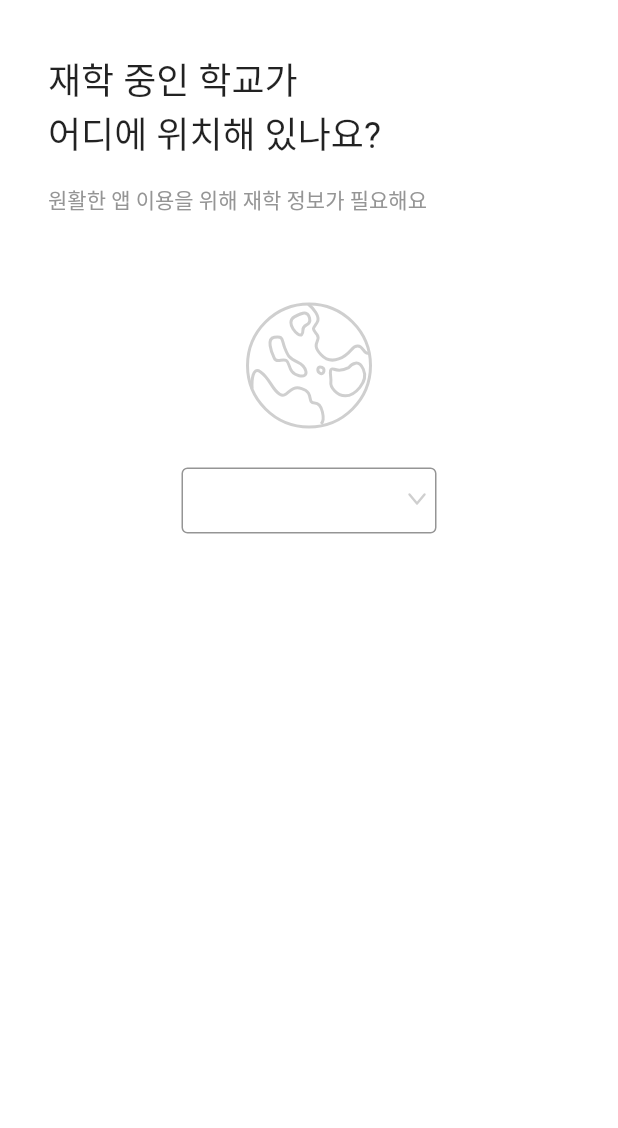
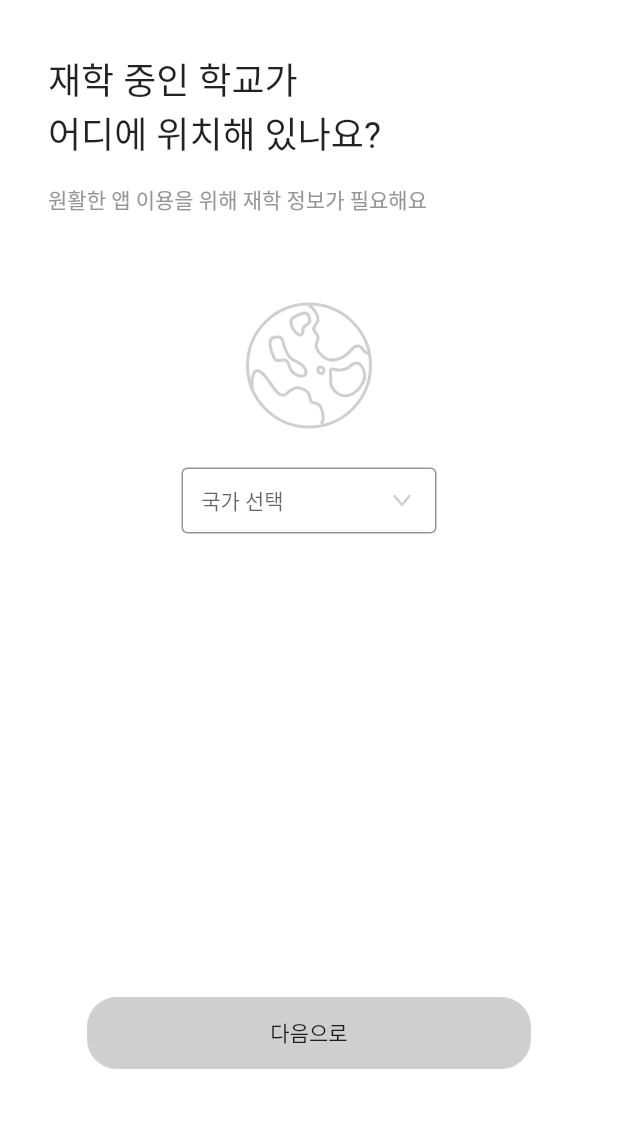
Before and after one commit to Team-Mingle/mingle-frontend, a Flutter app: the AppStartScreen screen opened directly, after a tap on "회원가입", on a phone screen of 412 x 824 dp, the part 56-1184 px from its top. Run offline on Flutter 3.47's test engine with Material 2 defaults, Android fonts, the phone set to English and light mode, and no system bars; drawn by our look-alikes of dropdown_button2; our stand-ins replace flutter_riverpod, flutter_svg; Roboto replaces fonts that are missing (Pretendard).

Commit message:
Completed school select screen, added providers to communicate between widgets, created common components for signup screen

```diff
--- /dev/null
+++ b/mingle/lib/common/component/dropdown_list.dart
@@ -0,0 +1,85 @@
+import 'package:dropdown_button2/dropdown_button2.dart';
+import 'package:flutter/material.dart';
+import 'package:flutter_riverpod/flutter_riverpod.dart';
+import 'package:flutter_svg/svg.dart';
+import 'package:mingle/common/const/colors.dart';
+
+class DropdownList extends ConsumerStatefulWidget {
+  final List<String> itemList;
+  final String hintText;
+  final StateProvider<String>? isSelectedProvider;
+  const DropdownList(
+      {super.key,
+      required this.itemList,
+      required this.hintText,
+      this.isSelectedProvider});
+
+  @override
+  ConsumerState<DropdownList> createState() => _DropdownListState();
+}
+
+class _DropdownListState extends ConsumerState<DropdownList> {
+  String? selectedValue;
+
+  @override
+  Widget build(BuildContext context) {
+    return DropdownButtonHideUnderline(
+      child: DropdownButton2(
+        items: widget.itemList
+            .map((String country) => DropdownMenuItem<String>(
+                  value: country,
+                  child: Text(
+                    country,
+                    style:
+                        TextStyle(fontSize: 14.0, fontWeight: FontWeight.w400),
+                  ),
+                ))
+            .toList(),
+        value: selectedValue,
+        onChanged: (String? value) {
+          if (value != null) {
+            if (widget.isSelectedProvider != null) {
+              ref
+                  .read(widget.isSelectedProvider!.notifier)
+                  .update((state) => value);
+            }
+          }
+          setState(() {
+            selectedValue = value;
+          });
+        },
+        hint: Text(
+          widget.hintText,
+          style: TextStyle(fontSize: 14.0),
+        ),
+        buttonStyleData: ButtonStyleData(
+          height: 44,
+          width: 170,
+          padding: const EdgeInsets.only(left: 12.09),
+          decoration: BoxDecoration(
+              borderRadius: BorderRadius.circular(4),
+              border: Border.all(
+                color: GRAYSCALE_GRAY_03,
+              ),
+              color: Colors.white),
+          // elevation: 2,
+        ),
+        iconStyleData: IconStyleData(
+          icon: Padding(
+            padding: const EdgeInsets.only(right: 10.0),
+            child: SvgPicture.asset(
+                "assets/img/signup_screen/dropdown_button_icon.svg"),
+          ),
+          openMenuIcon: null,
+          iconSize: 14,
+          iconEnabledColor: Colors.yellow,
+          iconDisabledColor: Colors.grey,
+        ),
+        menuItemStyleData: const MenuItemStyleData(
+          height: 32,
+          padding: EdgeInsets.only(left: 12.09, top: 7, bottom: 8),
+        ),
+      ),
+    );
+  }
+}
--- /dev/null
+++ b/mingle/lib/common/component/next_button.dart
@@ -0,0 +1,61 @@
+import 'package:flutter/material.dart';
+import 'package:flutter_riverpod/flutter_riverpod.dart';
+import 'package:mingle/common/const/colors.dart';
+
+class NextButton extends ConsumerWidget {
+  final Widget nextScreen;
+  final String buttonName;
+  final Widget? buttonIcon;
+  final StateProvider<String>? isSelectedProvider;
+  const NextButton({
+    super.key,
+    required this.nextScreen,
+    required this.buttonName,
+    this.isSelectedProvider,
+    this.buttonIcon,
+  });
+
+  @override
+  Widget build(BuildContext context, WidgetRef ref) {
+    String isSelected = isSelectedProvider == null
+        ? "selected"
+        : ref.watch(isSelectedProvider!);
+
+    return InkWell(
+      onTap: () => isSelected != ""
+          ? Navigator.of(context)
+              .push((MaterialPageRoute(builder: (_) => nextScreen)))
+          : {},
+      child: Container(
+        width: 296,
+        height: 48,
+        decoration: BoxDecoration(
+            border: Border.all(
+                color: isSelected != ""
+                    ? PRIMARY_COLOR_ORANGE_02
+                    : GRAYSCALE_GRAY_02),
+            borderRadius: BorderRadius.circular(20.0),
+            color:
+                isSelected != "" ? PRIMARY_COLOR_ORANGE_02 : GRAYSCALE_GRAY_02),
+        child: Center(
+          child: Row(
+            mainAxisAlignment: MainAxisAlignment.center,
+            children: [
+              Padding(
+                padding: buttonIcon != null
+                    ? const EdgeInsets.only(right: 6.0)
+                    : const EdgeInsets.all(0.0),
+                child: buttonIcon != null ? buttonIcon! : Container(),
+              ),
+              Text(
+                buttonName,
+                style: const TextStyle(
+                    fontSize: 14.0, fontWeight: FontWeight.w400),
+              ),
+            ],
+          ),
+        ),
+      ),
+    );
+  }
+}
--- /dev/null
+++ b/mingle/lib/common/const/data.dart
@@ -0,0 +1,11 @@
+final List<String> COUNTRY_LIST = [
+  '홍콩',
+  '싱가포르',
+  '영국',
+];
+
+final List<String> HONG_KONG_SCHOOL_LIST = ['홍콩대학교', '과학기술대학교', '중문대학교'];
+
+final List<String> SINGAPORE_SCHOOL_LIST = ['NUS', 'NTU', 'SMU'];
+
+final List<String> ENGLAND_SCHOOL_LIST = ['영국명문대1', '영국명문대2', '영국명문대3'];
--- a/mingle/lib/user/view/app_start_screen.dart
+++ b/mingle/lib/user/view/app_start_screen.dart
@@ -1,8 +1,8 @@
 import 'package:flutter/material.dart';
 // import 'package:flutter_svg/flutter_svg.dart';
-import 'package:flutter_svg_provider/flutter_svg_provider.dart';
+import 'package:mingle/common/component/next_button.dart';
 import 'package:mingle/common/const/colors.dart';
-import 'package:mingle/user/view/signup_screen/first_signup_screen.dart';
+import 'package:mingle/user/view/signup_screen/select_country_screen.dart';
 
 class AppStartScreen extends StatelessWidget {
   const AppStartScreen({super.key});
@@ -61,28 +61,11 @@ class AppStartScreen extends StatelessWidget {
                     ]),
               ),
             ),
-            InkWell(
-              onTap: () => Navigator.of(context).push(
-                  (MaterialPageRoute(builder: (_) => FirstSignupScreen()))),
-              child: Container(
-                width: 296,
-                height: 48,
-                decoration: BoxDecoration(
-                    border: Border.all(color: PRIMARY_COLOR_ORANGE_02),
-                    borderRadius: BorderRadius.circular(20.0),
-                    color: PRIMARY_COLOR_ORANGE_02),
-                child: const Center(
-                  child: Text(
-                    "회원가입",
-                    style: TextStyle(
-                        color: Colors.black,
-                        fontSize: 14.0,
-                        fontWeight: FontWeight.w400),
-                  ),
-                ),
-              ),
+            const NextButton(
+              nextScreen: SelectCountryScreen(),
+              buttonName: "회원가입",
             ),
-            SizedBox(
+            const SizedBox(
               height: 16.0,
             ),
             SizedBox(
@@ -90,13 +73,13 @@ class AppStartScreen extends StatelessWidget {
               width: 167.0,
               child:
                   Row(crossAxisAlignment: CrossAxisAlignment.center, children: [
-                Text("이미 계정이 있나요?"),
-                SizedBox(
+                const Text("이미 계정이 있나요?"),
+                const SizedBox(
                   width: 13.0,
                 ),
                 InkWell(
                   onTap: () {},
-                  child: Text(
+                  child: const Text(
                     "로그인",
                     style: TextStyle(
                         decoration: TextDecoration.underline,
--- /dev/null
+++ b/mingle/lib/user/view/signup_screen/provider/country_selected_provider.dart
@@ -0,0 +1,3 @@
+import 'package:flutter_riverpod/flutter_riverpod.dart';
+
+final selectedCountryProvider = StateProvider<String>((ref) => "");
--- /dev/null
+++ b/mingle/lib/user/view/signup_screen/provider/school_selected_provider.dart
@@ -0,0 +1,3 @@
+import 'package:flutter_riverpod/flutter_riverpod.dart';
+
+final selectedSchoolProvider = StateProvider<String>((ref) => "");
--- a/mingle/lib/user/view/signup_screen/first_signup_screen.dart
+++ b/mingle/lib/user/view/signup_screen/select_country_screen.dart
@@ -1,23 +1,21 @@
 import 'package:dropdown_button2/dropdown_button2.dart';
 import 'package:flutter/material.dart';
 import 'package:flutter_svg/svg.dart';
+import 'package:mingle/common/component/dropdown_list.dart';
+import 'package:mingle/common/component/next_button.dart';
 import 'package:mingle/common/const/colors.dart';
+import 'package:mingle/common/const/data.dart';
+import 'package:mingle/user/view/signup_screen/provider/country_selected_provider.dart';
+import 'package:mingle/user/view/signup_screen/select_school_screen.dart';
 
-class FirstSignupScreen extends StatefulWidget {
-  const FirstSignupScreen({super.key});
+class SelectCountryScreen extends StatefulWidget {
+  const SelectCountryScreen({super.key});
 
   @override
-  State<FirstSignupScreen> createState() => _FirstSignupScreenState();
+  State<SelectCountryScreen> createState() => _SelectCountryScreenState();
 }
 
-class _FirstSignupScreenState extends State<FirstSignupScreen> {
-  final List<String> countryList = [
-    '홍콩',
-    '싱가포프',
-    '영국',
-  ];
-  String? selectedCountry;
-
+class _SelectCountryScreenState extends State<SelectCountryScreen> {
   @override
   Widget build(BuildContext context) {
     return Scaffold(
@@ -47,7 +45,7 @@ class _FirstSignupScreenState extends State<FirstSignupScreen> {
             padding: const EdgeInsets.only(top: 16.0, left: 32.0),
             child: SizedBox(
               width: MediaQuery.of(context).size.width,
-              child: Column(
+              child: const Column(
                 crossAxisAlignment: CrossAxisAlignment.start,
                 children: [
                   Text(
@@ -72,52 +70,25 @@ class _FirstSignupScreenState extends State<FirstSignupScreen> {
               ),
             ),
           ),
-          SizedBox(
+          const SizedBox(
             height: 40,
           ),
           SvgPicture.asset("assets/img/signup_screen/globe_icon.svg"),
-          SizedBox(
+          const SizedBox(
             height: 8,
           ),
-          DropdownButtonHideUnderline(
-            child: DropdownButton2(
-              items: countryList
-                  .map((String country) => DropdownMenuItem<String>(
-                        value: country,
-                        child: Text(
-                          country,
-                          style: TextStyle(
-                              fontSize: 14.0, fontWeight: FontWeight.w400),
-                        ),
-                      ))
-                  .toList(),
-              value: selectedCountry,
-              onChanged: (String? country) {
-                setState(() {
-                  selectedCountry = country;
-                });
-              },
-              buttonStyleData: ButtonStyleData(
-                height: 44,
-                width: 170,
-                padding: const EdgeInsets.only(bottom: 2),
-                decoration: BoxDecoration(
-                    borderRadius: BorderRadius.circular(4),
-                    border: Border.all(
-                      color: GRAYSCALE_GRAY_03,
-                    ),
-                    color: Colors.white),
-                // elevation: 2,
-              ),
-              iconStyleData: IconStyleData(
-                icon: SvgPicture.asset(
-                    "assets/img/signup_screen/dropdown_button_icon.svg"),
-                openMenuIcon: null,
-                iconSize: 14,
-                iconEnabledColor: Colors.yellow,
-                iconDisabledColor: Colors.grey,
-              ),
-            ),
+          DropdownList(
+            itemList: COUNTRY_LIST,
+            hintText: "국가 선택",
+            isSelectedProvider: selectedCountryProvider,
+          ),
+          const SizedBox(
+            height: 309,
+          ),
+          NextButton(
+            nextScreen: SelectSchoolScreen(),
+            buttonName: "다음으로",
+            isSelectedProvider: selectedCountryProvider,
           )
         ]),
       ),
--- a/mingle/pubspec.yaml
+++ b/mingle/pubspec.yaml
@@ -37,6 +37,7 @@ dependencies:
   flutter_svg: ^2.0.7
   flutter_svg_provider: ^1.0.6
   dropdown_button2: ^2.3.9
+  flutter_riverpod: ^2.4.0
 
 dev_dependencies:
   flutter_test:
@@ -67,6 +68,8 @@ flutter:
     - assets/img/signup_screen/first_indicator.svg
     - assets/img/signup_screen/globe_icon.svg
     - assets/img/signup_screen/dropdown_button_icon.svg
+    - assets/img/signup_screen/previous_screen_icon.png
+    - assets/img/signup_screen/school_icon.svg
 
   fonts:
     - family: Pretendard
```
Also changed, not shown: mingle/lib/main.dart (+7 -4 lines), mingle/lib/user/view/signup_screen/enter_email_screen.dart (added, +12 -0 lines), mingle/lib/user/view/signup_screen/select_school_screen.dart (added, +105 -0 lines), mingle/assets/img/signup_screen/previous_screen_icon.png (added), mingle/assets/img/signup_screen/school_icon.svg (added), mingle/pubspec.lock.
